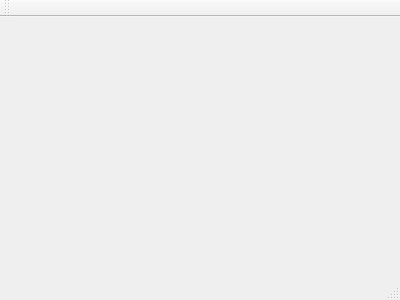
Before: the Qt Designer form src/mainwindow.ui in mrtrizer/gitguiii, drawn with Qt 5.
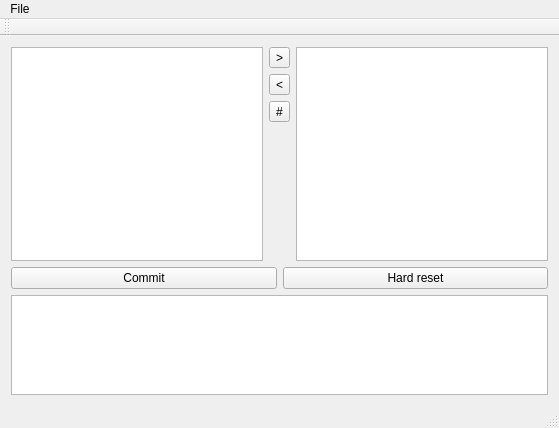
After: the same form once the commit is applied.

```diff
--- a/src/mainwindow.ui
+++ b/src/mainwindow.ui
@@ -1,24 +1,150 @@
 <ui version="4.0">
  <class>MainWindow</class>
- <widget class="QMainWindow" name="MainWindow" >
-  <property name="geometry" >
+ <widget class="QMainWindow" name="MainWindow">
+  <property name="geometry">
    <rect>
     <x>0</x>
     <y>0</y>
-    <width>400</width>
-    <height>300</height>
+    <width>559</width>
+    <height>428</height>
    </rect>
   </property>
   <property name="windowTitle" >
    <string>MainWindow</string>
   </property>
-  <widget class="QMenuBar" name="menuBar" />
-  <widget class="QToolBar" name="mainToolBar" />
-  <widget class="QWidget" name="centralWidget" />
-  <widget class="QStatusBar" name="statusBar" />
+  <widget class="QWidget" name="centralWidget">
+   <layout class="QHBoxLayout" name="horizontalLayout_3">
+    <item>
+     <layout class="QVBoxLayout" name="verticalLayout_2">
+      <item>
+       <layout class="QHBoxLayout" name="horizontalLayout">
+        <item>
+         <widget class="QListWidget" name="changedList"/>
+        </item>
+        <item>
+         <layout class="QVBoxLayout" name="verticalLayout">
+          <property name="sizeConstraint">
+           <enum>QLayout::SetMinimumSize</enum>
+          </property>
+          <item>
+           <widget class="QToolButton" name="addButton">
+            <property name="text">
+             <string>&gt;</string>
+            </property>
+           </widget>
+          </item>
+          <item>
+           <widget class="QToolButton" name="resetButton">
+            <property name="text">
+             <string>&lt;</string>
+            </property>
+           </widget>
+          </item>
+          <item>
+           <widget class="QToolButton" name="updateButton">
+            <property name="text">
+             <string>#</string>
+            </property>
+           </widget>
+          </item>
+          <item>
+           <spacer name="verticalSpacer">
+            <property name="orientation">
+             <enum>Qt::Vertical</enum>
+            </property>
+            <property name="sizeHint" stdset="0">
+             <size>
+              <width>20</width>
+              <height>40</height>
+             </size>
+            </property>
+           </spacer>
+          </item>
+         </layout>
+        </item>
+        <item>
+         <widget class="QListWidget" name="indexList"/>
+        </item>
+       </layout>
+      </item>
+      <item>
+       <layout class="QHBoxLayout" name="horizontalLayout_2">
+        <item>
+         <widget class="QPushButton" name="commitButton">
+          <property name="text">
+           <string>Commit</string>
+          </property>
+         </widget>
+        </item>
+        <item>
+         <widget class="QPushButton" name="hardResetButton">
+          <property name="text">
+           <string>Hard reset</string>
+          </property>
+         </widget>
+        </item>
+       </layout>
+      </item>
+      <item>
+       <widget class="QListWidget" name="logList">
+        <property name="maximumSize">
+         <size>
+          <width>16777215</width>
+          <height>100</height>
+         </size>
+        </property>
+       </widget>
+      </item>
+     </layout>
+    </item>
+   </layout>
+  </widget>
+  <widget class="QMenuBar" name="menuBar">
+   <property name="geometry">
+    <rect>
+     <x>0</x>
+     <y>0</y>
+     <width>559</width>
+     <height>25</height>
+    </rect>
+   </property>
+   <widget class="QMenu" name="menu">
+    <property name="title">
+     <string>File</string>
+    </property>
+    <addaction name="actionInitRepo"/>
+    <addaction name="actionLocalRepo"/>
+    <addaction name="separator"/>
+    <addaction name="actionExit"/>
+   </widget>
+   <addaction name="menu"/>
+  </widget>
+  <widget class="QToolBar" name="mainToolBar">
+   <attribute name="toolBarArea">
+    <enum>TopToolBarArea</enum>
+   </attribute>
+   <attribute name="toolBarBreak">
+    <bool>false</bool>
+   </attribute>
+  </widget>
+  <widget class="QStatusBar" name="statusBar"/>
+  <action name="actionLocalRepo">
+   <property name="text">
+    <string>Select repository</string>
+   </property>
+  </action>
+  <action name="actionExit">
+   <property name="text">
+    <string>Exit</string>
+   </property>
+  </action>
+  <action name="actionInitRepo">
+   <property name="text">
+    <string>Init repository</string>
+   </property>
+  </action>
  </widget>
- <layoutDefault spacing="6" margin="11" />
- <pixmapfunction></pixmapfunction>
+ <layoutdefault spacing="6" margin="11"/>
  <resources/>
  <connections/>
 </ui>
```
Left out of the diff: 3 changed lines with no effect on the pictures.
